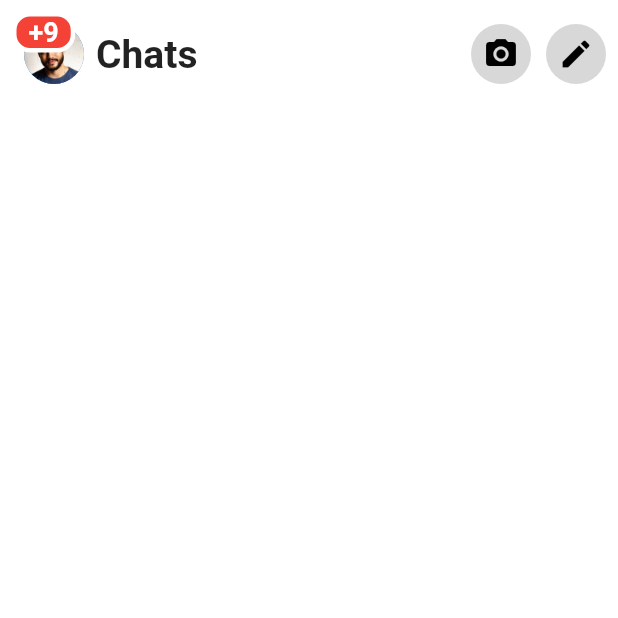
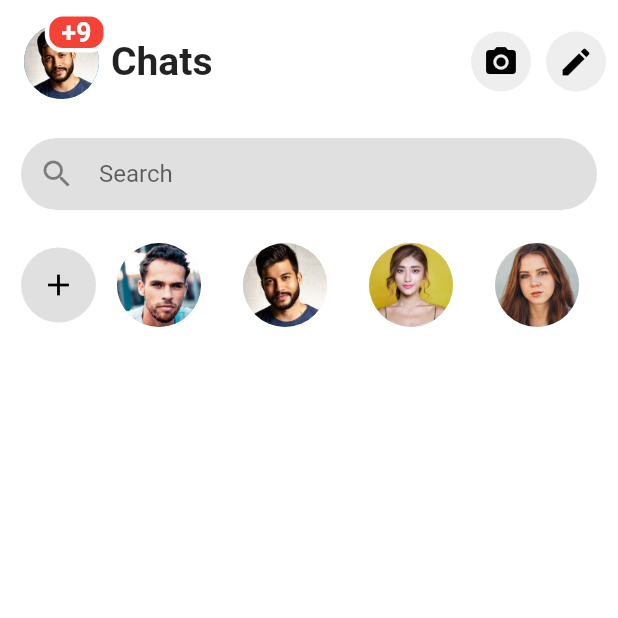
Before and after one commit to Santos-Enoque/messenger_clone, a Flutter app: the screen it shows after launch, on a phone screen of 412 x 824 dp, the top half of it. Run offline on Flutter 3.47's test engine with Material 2 defaults, Android fonts, the phone set to English and light mode, and no system bars.

Commit message:
chats screen

```diff
--- a/lib/screens/contacts.dart
+++ b/lib/screens/contacts.dart
@@ -25,12 +25,14 @@ class _ContactsScreenState extends State<ContactsScreen> {
                           Padding(
                             padding: const EdgeInsets.all(8.0),
                             child: CircleAvatar(
-                              radius: 20,
+                              radius: 25,
                               backgroundImage: AssetImage("images/m1.jpg"),
                             ),
                           ),
 
-                          Positioned(child: Container(
+                          Positioned(
+                            right: 2,
+                            child: Container(
                             decoration: BoxDecoration(
                               color: Colors.red,
                               borderRadius: BorderRadius.circular(12),
@@ -54,20 +56,101 @@ class _ContactsScreenState extends State<ContactsScreen> {
                   child: Row(
                     children: <Widget>[
                       CircleAvatar(
-                        backgroundColor: Colors.grey.withOpacity(0.4),
+                        backgroundColor: Colors.grey[200],
                         child: Icon(Icons.camera_alt, color: Colors.black,),
                       ),
 
                       SizedBox(width: 10,),
 
                       CircleAvatar(
-                        backgroundColor: Colors.grey.withOpacity(0.4),
+                        backgroundColor: Colors.grey[200],
                         child: Icon(Icons.edit, color: Colors.black,),
                       )
                     ],
                   ),
                 ),
               ],
+            ),
+
+            SizedBox(height: 10,),
+
+            Padding(
+              padding: const EdgeInsets.only(left: 14, right: 14),
+              child: Container(
+                decoration: BoxDecoration(
+                  color: Colors.grey[300],
+                  borderRadius: BorderRadius.circular(25)
+                ),
+                width: MediaQuery.of(context).size.width - 40,
+                child: Padding(
+                  padding: const EdgeInsets.only(left:12),
+                  child: TextField(
+                    decoration: InputDecoration(
+                      hintText: "Search",
+                      border: InputBorder.none,
+                      icon: Icon(Icons.search)
+                    ),
+                  ),
+                ),
+              ),
+            ),
+
+            SizedBox(
+              height: 10,
+            ),
+
+            Container(
+              height: 80,
+              child: ListView(
+                scrollDirection: Axis.horizontal,
+                children: <Widget>[
+                  Padding(
+                    padding: const EdgeInsets.only(left: 14),
+                    child: CircleAvatar(
+                      radius: 25,
+                      backgroundColor: Colors.grey[300],
+                    child: Icon(Icons.add, size: 24, color: Colors.black),),
+                  ),
+
+                       Padding(
+                    padding: const EdgeInsets.all( 12),
+                    child: CircleAvatar(
+                      radius: 30,
+                      backgroundColor: Colors.grey[300],
+                      backgroundImage: AssetImage("images/m2.jpg"),
+                ),
+                  ),
+
+                         Padding(
+                    padding: const EdgeInsets.all( 12),
+                    child: CircleAvatar(
+                      radius: 30,
+                      backgroundColor: Colors.grey[300],
+                      backgroundImage: AssetImage("images/m1.jpg"),
+                ),
+                  ),
+
+                         Padding(
+                    padding: const EdgeInsets.all( 12),
+                    child: CircleAvatar(
+                      radius: 30,
+                      backgroundColor: Colors.grey[300],
+                      backgroundImage: AssetImage("images/w1.jpg"),
+                ),
+                  ),
+
+                         Padding(
+                    padding: const EdgeInsets.all( 12),
+                    child: CircleAvatar(
+                      radius: 30,
+                      backgroundColor: Colors.grey[300],
+                      backgroundImage: AssetImage("images/w2.jpg"),
+                ),
+                  ),
+
+
+                ],
+              ),
             )
           ],
         ),
```
Also changed, not shown: 2 other files.
